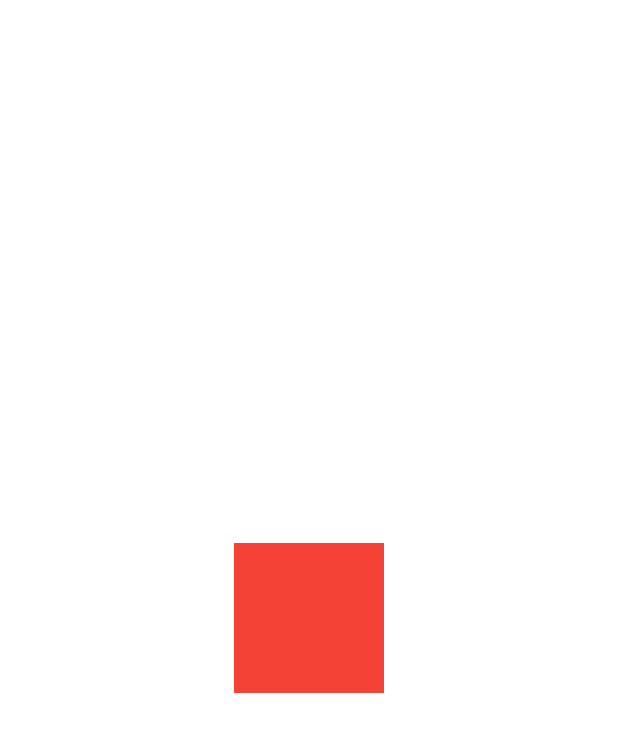
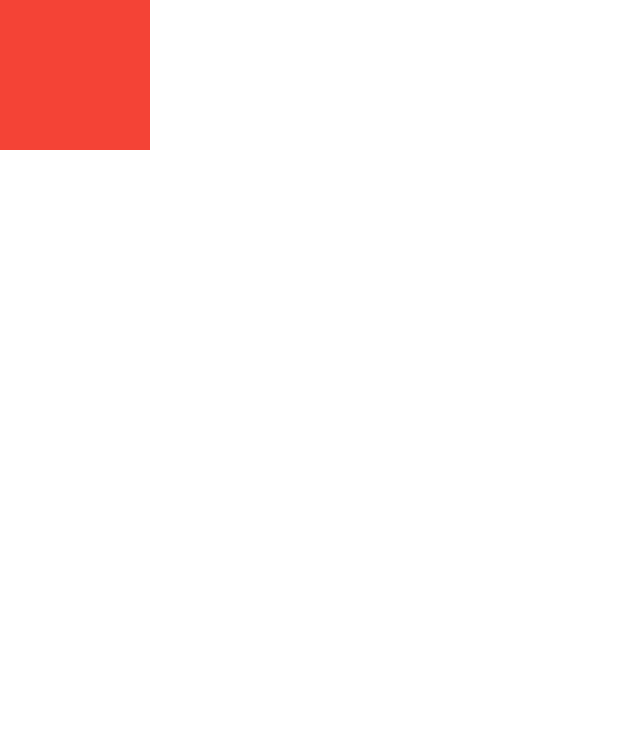
Before and after one commit to radenadhyaksa/Layout-Constraints, a Flutter app: the screen it shows after launch, on a phone screen of 412 x 824 dp. Shown: the top 732 px of the screen. Run offline on Flutter 3.47's test engine with Material 2 defaults, Android fonts, the light colour scheme and no system bars.

Commit message:
update commit layout contraints

```diff
--- a/lib/main.dart
+++ b/lib/main.dart
@@ -7,7 +7,8 @@ void main() {
 class MyApp extends StatelessWidget {
   @override
   Widget build(BuildContext context) {
-    return Center(
+    return Align(
+      alignment: Alignment(-1, -1),
       child: Container(
         color: Colors.red,
         width: 100,
```
